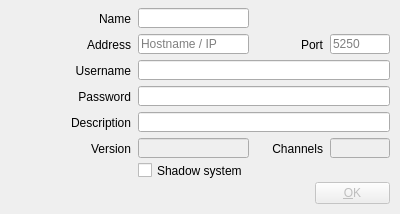
This is Widgets/AddDeviceDialog.ui in CasparCG/client as Qt 5 draws it before an edit. The edited form follows.
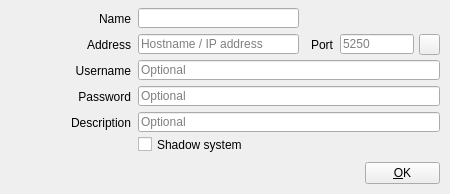
This is the edited form. Icons and pictures are not drawn.

Commit message: - Refactoring - FIX: Rundown items device info is cleared if the device does not exists. - NEW: Support for adding offline devices.

The edit to the form file:
```diff
--- a/Widgets/AddDeviceDialog.ui
+++ b/Widgets/AddDeviceDialog.ui
@@ -6,19 +6,19 @@
    <rect>
     <x>0</x>
     <y>0</y>
-    <width>400</width>
-    <height>214</height>
+    <width>450</width>
+    <height>194</height>
    </rect>
   </property>
   <property name="minimumSize">
    <size>
-    <width>400</width>
-    <height>214</height>
+    <width>450</width>
+    <height>194</height>
    </size>
   </property>
   <property name="maximumSize">
    <size>
-    <width>400</width>
+    <width>450</width>
     <height>214</height>
    </size>
   </property>
@@ -33,10 +33,13 @@
     <rect>
      <x>138</x>
      <y>60</y>
-     <width>252</width>
+     <width>302</width>
      <height>20</height>
     </rect>
    </property>
+   <property name="placeholderText">
+    <string>Optional</string>
+   </property>
   </widget>
   <widget class="QLabel" name="labelDescription">
    <property name="geometry">
@@ -55,13 +58,10 @@
    </property>
   </widget>
   <widget class="QPushButton" name="pushButtonOK">
-   <property name="enabled">
-    <bool>false</bool>
-   </property>
    <property name="geometry">
     <rect>
-     <x>315</x>
-     <y>182</y>
+     <x>365</x>
+     <y>162</y>
      <width>75</width>
      <height>22</height>
     </rect>
@@ -81,25 +81,12 @@
     <rect>
      <x>138</x>
      <y>34</y>
-     <width>111</width>
+     <width>161</width>
      <height>20</height>
     </rect>
    </property>
    <property name="placeholderText">
-    <string>Hostname / IP</string>
-   </property>
-  </widget>
-  <widget class="QLineEdit" name="lineEditVersion">
-   <property name="enabled">
-    <bool>false</bool>
-   </property>
-   <property name="geometry">
-    <rect>
-     <x>138</x>
-     <y>138</y>
-     <width>111</width>
-     <height>20</height>
-    </rect>
+    <string>Hostname / IP address</string>
    </property>
   </widget>
   <widget class="QLabel" name="labelAddress">
@@ -121,7 +108,7 @@
   <widget class="QLabel" name="labelPort">
    <property name="geometry">
     <rect>
-     <x>292</x>
+     <x>302</x>
      <y>35</y>
      <width>31</width>
      <height>20</height>
@@ -155,33 +142,20 @@
     <rect>
      <x>138</x>
      <y>112</y>
-     <width>252</width>
+     <width>302</width>
      <height>20</height>
     </rect>
    </property>
-  </widget>
-  <widget class="QLabel" name="labelVersion">
-   <property name="geometry">
-    <rect>
-     <x>60</x>
-     <y>139</y>
-     <width>71</width>
-     <height>20</height>
-    </rect>
-   </property>
-   <property name="text">
-    <string>Version</string>
-   </property>
-   <property name="alignment">
-    <set>Qt::AlignRight|Qt::AlignTrailing|Qt::AlignVCenter</set>
+   <property name="placeholderText">
+    <string>Optional</string>
    </property>
   </widget>
   <widget class="QLineEdit" name="lineEditPort">
    <property name="geometry">
     <rect>
-     <x>330</x>
+     <x>340</x>
      <y>34</y>
-     <width>60</width>
+     <width>74</width>
      <height>20</height>
     </rect>
    </property>
@@ -213,19 +187,22 @@
     <rect>
      <x>138</x>
      <y>86</y>
-     <width>252</width>
+     <width>302</width>
      <height>20</height>
     </rect>
    </property>
    <property name="echoMode">
     <enum>QLineEdit::Password</enum>
    </property>
+   <property name="placeholderText">
+    <string>Optional</string>
+   </property>
   </widget>
   <widget class="QCheckBox" name="checkBoxShadow">
    <property name="geometry">
     <rect>
      <x>138</x>
-     <y>162</y>
+     <y>136</y>
      <width>248</width>
      <height>17</height>
     </rect>
@@ -239,7 +216,7 @@
     <rect>
      <x>138</x>
      <y>8</y>
-     <width>111</width>
+     <width>161</width>
      <height>20</height>
     </rect>
    </property>
@@ -260,39 +237,7 @@
     <set>Qt::AlignRight|Qt::AlignTrailing|Qt::AlignVCenter</set>
    </property>
   </widget>
-  <widget class="QLabel" name="labelChannels">
-   <property name="geometry">
-    <rect>
-     <x>252</x>
-     <y>139</y>
-     <width>71</width>
-     <height>20</height>
-    </rect>
-   </property>
-   <property name="text">
-    <string>Channels</string>
-   </property>
-   <property name="alignment">
-    <set>Qt::AlignRight|Qt::AlignTrailing|Qt::AlignVCenter</set>
-   </property>
-  </widget>
-  <widget class="QLineEdit" name="lineEditChannels">
-   <property name="enabled">
-    <bool>false</bool>
-   </property>
-   <property name="geometry">
-    <rect>
-     <x>330</x>
-     <y>138</y>
-     <width>60</width>
-     <height>20</height>
-    </rect>
-   </property>
-   <property name="focusPolicy">
-    <enum>Qt::ClickFocus</enum>
-   </property>
-  </widget>
-  <widget class="QLabel" name="labelDeviceName_2">
+  <widget class="QLabel" name="labelDeviceIcon">
    <property name="geometry">
     <rect>
      <x>10</x>
@@ -311,6 +256,32 @@
     <set>Qt::AlignCenter</set>
    </property>
   </widget>
+  <widget class="QPushButton" name="pushButtonTestConnection">
+   <property name="geometry">
+    <rect>
+     <x>419</x>
+     <y>34</y>
+     <width>21</width>
+     <height>21</height>
+    </rect>
+   </property>
+   <property name="focusPolicy">
+    <enum>Qt::NoFocus</enum>
+   </property>
+   <property name="toolTip">
+    <string>Test Connection</string>
+   </property>
+   <property name="text">
+    <string/>
+   </property>
+   <property name="icon">
+    <iconset resource="Resource.qrc">
+     <normaloff>:/Graphics/Images/TestConnection.png</normaloff>:/Graphics/Images/TestConnection.png</iconset>
+   </property>
+   <property name="shortcut">
+    <string>Alt+O</string>
+   </property>
+  </widget>
  </widget>
  <tabstops>
   <tabstop>lineEditDeviceName</tabstop>
```
Left out of the diff: 75 changed lines with no effect on the pictures. The commit also changes 135 other files.
